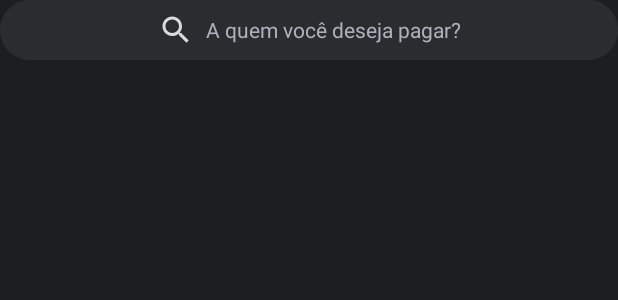
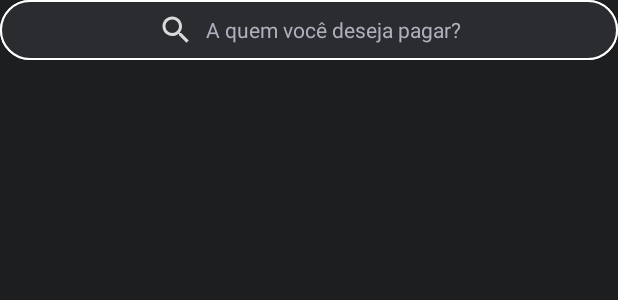
Before and after one commit to WyskShiro/Payments-and-Contacts---PicPay, an Android app: the layout custom_search_text.xml on its own in the app's theme, with its tools: preview values and no code run, on a phone screen of 412 x 824 dp. Shown: the top 300 px of the screen. Run offline under Robolectric (Android 15) with nearby library versions, the phone set to English and light mode, and no system bars; Roboto replaces fonts that are not available here.

Commit message:
Adding border changing when selected edit text

```diff
--- a/presentation/src/main/res/drawable/edit_text_background.xml
+++ b/presentation/src/main/res/drawable/edit_text_background.xml
@@ -1,5 +1,18 @@
 <?xml version="1.0" encoding="utf-8"?>
-<shape xmlns:android="http://schemas.android.com/apk/res/android">
-    <corners android:radius="100dp"/>
-    <solid android:color="@color/colorGray"/>
-</shape>
+<selector xmlns:android="http://schemas.android.com/apk/res/android">
+    <item android:state_focused="true">
+        <shape>
+            <corners android:radius="100dp"/>
+            <solid android:color="@color/colorGray"/>
+            <stroke
+                android:color="@color/colorWhite"
+                android:width="1dp"/>
+        </shape>
+    </item>
+    <item android:state_focused="false">
+        <shape>
+            <corners android:radius="100dp"/>
+            <solid android:color="@color/colorGray"/>
+        </shape>
+    </item>
+</selector>
```
Also changed, not shown: 1 other file.
